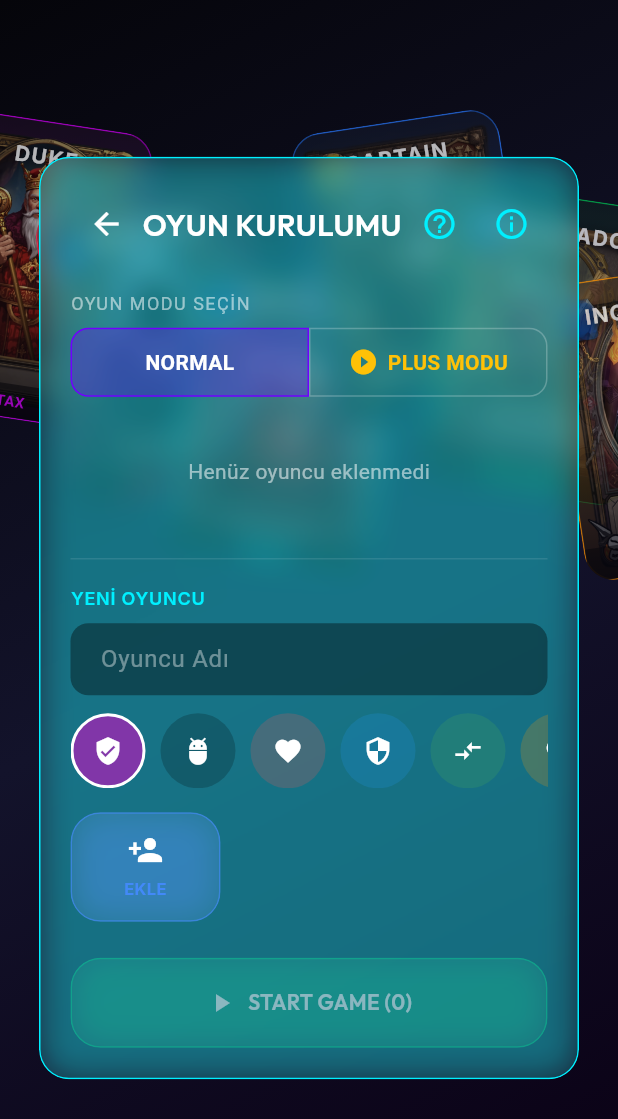
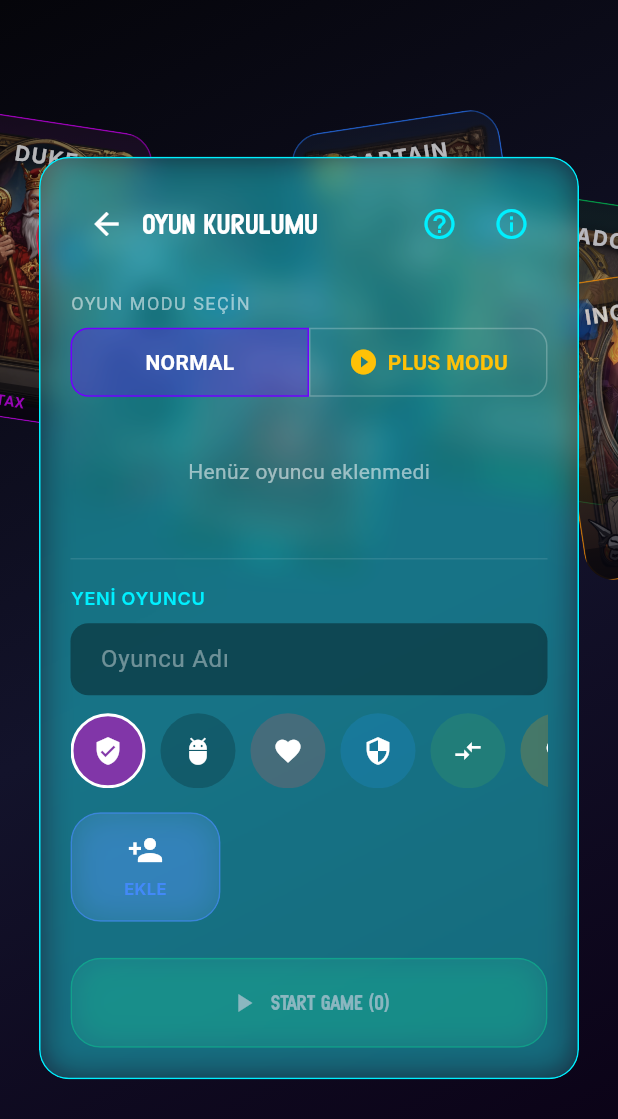
Before and after one commit to muhammetatmaca/virelonflutterfame, a Flutter app: the screen it shows after launch, after a tap on "SKIP", after a tap on "PASS & PLAY", on a phone screen of 412 x 824 dp. Shown: the top 1119 px of the screen. Run offline on Flutter 3.47's test engine with Material 3 defaults, Android fonts, the phone set to English and light mode, and no system bars; drawn by our look-alikes of flutter_animate; our stand-ins replace cloud_firestore, equatable, firebase_core, flutter_riverpod, google_fonts, google_mobile_ads and 1 more; missing offline and left inert: in_app_update; accounts and stored records are empty; generated files the repository leaves out were written again; network calls fail.

Commit message:
Initialize project with core dependencies, Firebase, UI, and build configurations.

```diff
--- a/virelon/lib/core/theme/app_theme.dart
+++ b/virelon/lib/core/theme/app_theme.dart
@@ -34,7 +34,8 @@ class AppTheme {
   // === MODERN TEXT STYLES ===
 
   // Ana başlık - Büyük ve etkileyici (Oyun adı, kazanan ekranı vb.)
-  static TextStyle get headline => GoogleFonts.exo2(
+  static TextStyle get headline => const TextStyle(
+    fontFamily: 'Atarian',
     fontSize: 40,
     fontWeight: FontWeight.w800,
     color: Colors.white,
@@ -42,7 +43,8 @@ class AppTheme {
   );
 
   // Büyük başlık - Bölüm başlıkları
-  static TextStyle get titleLarge => GoogleFonts.outfit(
+  static TextStyle get titleLarge => const TextStyle(
+    fontFamily: 'Atarian',
     fontSize: 28,
     fontWeight: FontWeight.w700,
     color: Colors.white,
@@ -50,7 +52,8 @@ class AppTheme {
   );
 
   // Orta başlık - Kart isimleri, oyuncu isimleri
-  static TextStyle get titleMedium => GoogleFonts.outfit(
+  static TextStyle get titleMedium => const TextStyle(
+    fontFamily: 'Atarian',
     fontSize: 20,
     fontWeight: FontWeight.w600,
     color: Colors.white,
--- a/virelon/lib/features/splash_screen.dart
+++ b/virelon/lib/features/splash_screen.dart
@@ -5,6 +5,8 @@ import 'onboarding_screen.dart';
 import 'package:shared_preferences/shared_preferences.dart';
 import 'game/presentation/screens/game_screen.dart';
 import 'package:flutter_gen/gen_l10n/app_localizations.dart';
+import 'package:in_app_update/in_app_update.dart';
+import 'dart:io';
 
 class SplashScreen extends StatefulWidget {
   const SplashScreen({super.key});
@@ -43,9 +45,30 @@ class _SplashScreenState extends State<SplashScreen> with TickerProviderStateMix
     await Future.delayed(const Duration(milliseconds: 500));
     setState(() => _showSubtitle = true);
 
+    // Google Play Güncelleme Kontrolü (Zorunlu)
+    if (Platform.isAndroid) {
+      await _checkForUpdate();
+    }
+
     // Splash sonrası yönlendirme
-    await Future.delayed(const Duration(milliseconds: 1500));
+    await Future.delayed(const Duration(milliseconds: 1000));
     _navigateNext();
+  }
+
+  Future<void> _checkForUpdate() async {
+    try {
+      // Güncelleme var mı kontrol et
+      final updateInfo = await InAppUpdate.checkForUpdate();
+
+      if (updateInfo.updateAvailability == UpdateAvailability.updateAvailable) {
+        // Güncelleme varsa 'IMMEDIATE' modunda başlat (Zorunlu güncelleme)
+        await InAppUpdate.performImmediateUpdate();
+      }
+    } catch (e) {
+      // Hata durumunda (örn. internet yok veya Play Store hatası)
+      // kullanıcıyı engellemeden devam etmesi daha sağlıklıdır.
+      debugPrint("In-App Update Error: $e");
+    }
   }
 
   Future<void> _navigateNext() async {
@@ -117,7 +140,8 @@ class _SplashScreenState extends State<SplashScreen> with TickerProviderStateMix
                 child: const Text(
                   'VIRELON',
                   style: TextStyle(
-                    fontSize: 52,
+                    fontFamily: 'Atarian',
+                    fontSize: 62,
                     fontWeight: FontWeight.w900,
                     letterSpacing: 12,
                     color: Colors.white,
@@ -135,7 +159,8 @@ class _SplashScreenState extends State<SplashScreen> with TickerProviderStateMix
                 Text(
                   AppLocalizations.of(context)!.splashSubtitle,
                   style: const TextStyle(
-                    fontSize: 16,
+                    fontFamily: 'Atarian',
+                    fontSize: 20,
                     color: Colors.white54,
                     letterSpacing: 4,
                   ),
```
Also changed, not shown: virelon/pubspec.yaml (+8 -11 lines), virelon/assets/fonts/SFAtarianSystem-Bold.ttf (added), virelon/assets/fonts/SFAtarianSystem.ttf (added), virelon/pubspec.lock, 3 other files.
